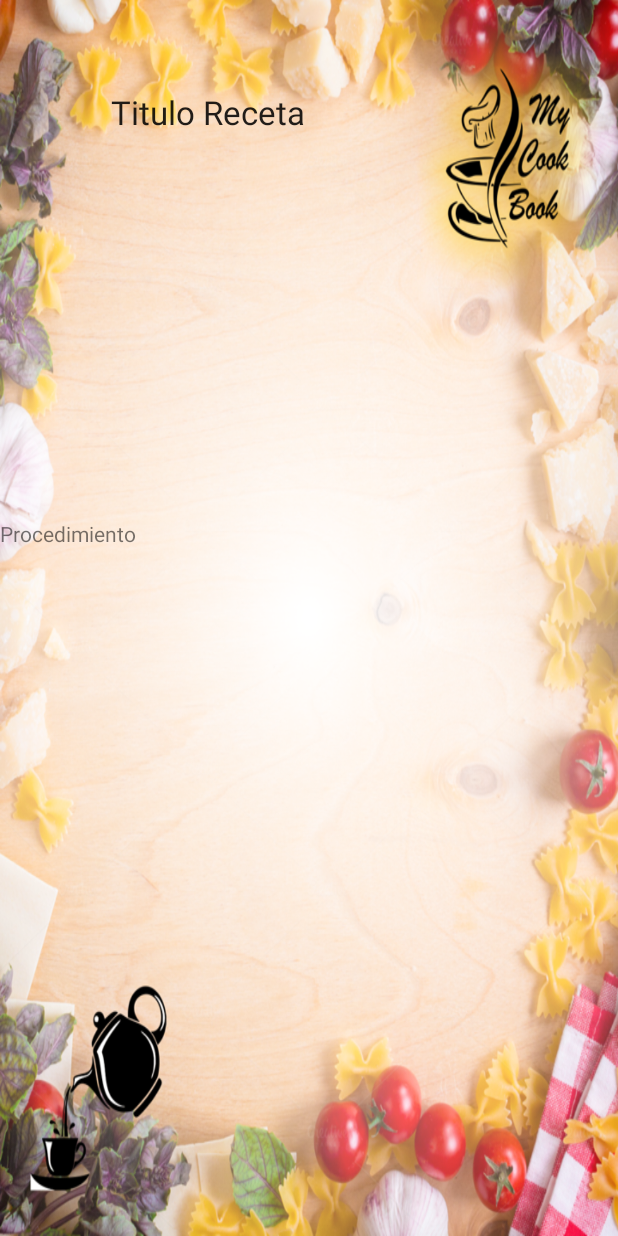
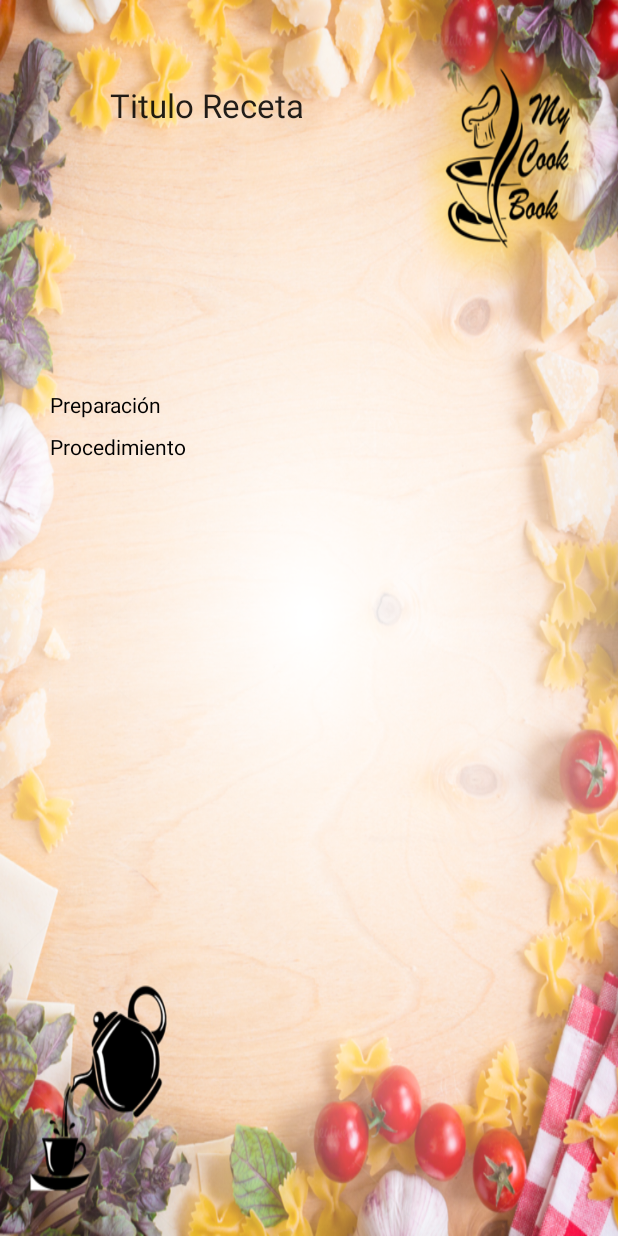
Before and after one commit to nicolegarcia/ProyectV1, an Android app: the layout detalle_receta.xml on its own in the app's theme, with its tools: preview values and no code run, on a phone screen of 412 x 824 dp. Run offline under Robolectric (Android 15) with nearby library versions, the phone set to English and light mode, and no system bars.

```diff
--- a/app/src/main/AndroidManifest.xml
+++ b/app/src/main/AndroidManifest.xml
@@ -51,12 +51,12 @@
         </activity>
 
         <activity
-            android:name=".RecetasActivity"
+            android:name=".Recetas.RecetasActivity"
             android:label="Recetas">
         </activity>
 
         <activity
-            android:name=".DetalleReceta"
+            android:name=".DetalleReceta.DetalleRecetaActivity"
             android:label="Detalles">
         </activity>
 
--- a/app/src/main/java/com/example/nicole/proyectv1/DespensaActivity.java
+++ b/app/src/main/java/com/example/nicole/proyectv1/DespensaActivity.java
@@ -31,8 +31,6 @@ public class DespensaActivity extends Activity {
 
     private void irAddIngrediente(){
 
-
-
         Button agregar = (Button) findViewById(R.id.btnAdd);
         final EditText text = (EditText) findViewById(R.id.addIngText);
         agregar.setOnClickListener(new View.OnClickListener() {
@@ -46,7 +44,7 @@ public class DespensaActivity extends Activity {
     }
     private  void mostrarIngredientes(){
 
-        lv = (ListView) findViewById(R.id.listView1);
+        lv = (ListView) findViewById(R.id.listReceta);
 
         modelItems = new Ingrediente[ingredientes.size()];
         for (int i=0; i<ingredientes.size(); i++) {
--- a/app/src/main/java/com/example/nicole/proyectv1/HomeActivity.java
+++ b/app/src/main/java/com/example/nicole/proyectv1/HomeActivity.java
@@ -7,7 +7,7 @@ import android.view.View;
 import android.widget.Button;
 import android.widget.TextView;
 
-import com.facebook.Profile;
+import com.example.nicole.proyectv1.Recetas.RecetasActivity;
 
 /**
  * Created by SG on 05-01-2016.
--- a/app/src/main/java/com/example/nicole/proyectv1/MainActivity.java
+++ b/app/src/main/java/com/example/nicole/proyectv1/MainActivity.java
@@ -40,7 +40,8 @@ public class MainActivity extends AppCompatActivity {
         loginButton.registerCallback(callbackManager, new FacebookCallback<LoginResult>() {
             @Override
             public void onSuccess(LoginResult loginResult) {
-                startActivity(new Intent(MainActivity.this, HomeActivity.class));
+                Intent intent = new Intent(MainActivity.this, HomeActivity.class);
+                startActivity(intent);
                 System.out.print("Logged in");
             }
 
--- a/app/src/main/res/layout/despensa.xml
+++ b/app/src/main/res/layout/despensa.xml
@@ -18,7 +18,7 @@
         android:id="@+id/relativeLayout2">
 
         <ListView
-            android:id="@+id/listView1"
+            android:id="@+id/listReceta"
             android:layout_width="match_parent"
             android:layout_height="239dp"
             android:layout_above="@+id/btnAdd"
--- a/app/src/main/res/layout/detalle_receta.xml
+++ b/app/src/main/res/layout/detalle_receta.xml
@@ -4,45 +4,59 @@
     android:background="@drawable/fondodespensa">
 
     <TextView
-        android:layout_width="wrap_content"
+        android:layout_width="160dp"
         android:layout_height="wrap_content"
         android:textAppearance="?android:attr/textAppearanceLarge"
         android:text="Titulo Receta"
         android:id="@+id/txtTitle"
-        android:layout_marginTop="60dp"
-        android:layout_marginLeft="74dp"
-        android:layout_marginStart="74dp"
+        android:layout_marginTop="55dp"
+        android:layout_marginLeft="40dp"
+        android:layout_marginStart="40dp"
         android:layout_alignParentTop="true"
+        android:layout_alignLeft="@+id/lstIngredients"
+        android:layout_alignStart="@+id/lstIngredients" />
+
+    <ImageView
+        android:layout_width="150dp"
+        android:layout_height="150dp"
+        android:id="@+id/imageView2"
+        android:layout_alignTop="@+id/lstIngredients"
+        android:layout_toRightOf="@+id/lstIngredients"
+        android:layout_toEndOf="@+id/lstIngredients" />
+
+    <ListView
+        android:layout_width="100dp"
+        android:layout_height="150dp"
+        android:id="@+id/lstIngredients"
+        android:layout_marginLeft="33dp"
+        android:scrollbars="vertical"
+        android:clickable="false"
+        android:layout_marginStart="33dp"
+        android:layout_marginTop="25dp"
+        android:layout_below="@+id/txtTitle"
         android:layout_alignParentLeft="true"
         android:layout_alignParentStart="true" />
 
-    <ImageView
-        android:layout_width="300px"
-        android:layout_height="300px"
-        android:id="@+id/imageView2"
-        android:layout_marginTop="31dp"
-        android:layout_below="@+id/txtTitle"
-        android:layout_toRightOf="@+id/txtTitle"
-        android:layout_toEndOf="@+id/txtTitle" />
-
-    <ListView
-        android:layout_width="300px"
-        android:layout_height="300px"
-        android:id="@+id/lstIngredients"
-        android:layout_alignTop="@+id/imageView2"
-        android:layout_alignRight="@+id/txtTitle"
-        android:layout_alignEnd="@+id/txtTitle"
-        android:layout_marginRight="15dp"
-        android:layout_marginEnd="15dp" />
+    <TextView
+        android:layout_width="250dp"
+        android:layout_height="90dp"
+        android:text="Procedimiento"
+        android:id="@+id/txtProc"
+        android:textColor="#000000"
+        android:scrollbars="vertical"
+        android:layout_below="@+id/imageView2"
+        android:layout_alignLeft="@+id/lstIngredients"
+        android:layout_alignStart="@+id/lstIngredients"
+        android:layout_marginTop="28dp" />
 
     <TextView
-        android:layout_width="300dp"
-        android:layout_height="150dp"
-        android:text="Procedimiento"
-        android:id="@+id/txtProc"
+        android:layout_width="wrap_content"
+        android:layout_height="wrap_content"
+        android:text="Preparación"
+        android:id="@+id/textView6"
+        android:textColor="#000000"
         android:layout_below="@+id/lstIngredients"
-        android:layout_alignLeft="@+id/lstIngredients"
-        android:layout_alignStart="@+id/lstIngredients"
-        android:layout_marginTop="25dp" />
+        android:layout_alignLeft="@+id/txtProc"
+        android:layout_alignStart="@+id/txtProc" />
 
 </RelativeLayout>
--- a/app/src/main/res/layout/recetas.xml
+++ b/app/src/main/res/layout/recetas.xml
@@ -7,7 +7,6 @@
         android:orientation="vertical"
         android:layout_width="250dp"
         android:layout_height="match_parent"
-        android:layout_marginTop="60dp"
         android:weightSum="1"
         android:layout_centerHorizontal="true"
         android:id="@+id/relativeLayout">
@@ -15,7 +14,7 @@
     </RelativeLayout>
 
     <ListView
-        android:id="@+id/listView1"
+        android:id="@+id/listReceta"
         android:layout_width="match_parent"
         android:layout_height="239dp"
         android:layout_centerVertical="true"
```
Also changed, not shown: app/src/main/java/com/example/nicole/proyectv1/DetalleReceta.java (deleted, +0 -54 lines), app/src/main/java/com/example/nicole/proyectv1/DetalleReceta/DetalleRecetaActivity.java (added, +79 -0 lines), app/src/main/java/com/example/nicole/proyectv1/DetalleReceta/IngredientAdapter.java (renamed from app/src/main/java/com/example/nicole/proyectv1/IngredientAdapter.java, +9 -8 lines), app/src/main/java/com/example/nicole/proyectv1/Recetas/ParseJsonReceta.java (added, +67 -0 lines), app/src/main/java/com/example/nicole/proyectv1/Recetas/Receta.java (+37 -20 lines), app/src/main/java/com/example/nicole/proyectv1/Recetas/RecetasActivity.java (added, +62 -0 lines), app/src/main/java/com/example/nicole/proyectv1/Recetas/RecetasAdapter.java (+12 -9 lines), app/src/main/java/com/example/nicole/proyectv1/RecetasActivity.java (deleted, +0 -58 lines), app/src/main/res/layout/row_ing_detalle_receta.xml (added, +13 -0 lines), app/src/main/res/layout/row_recetas.xml (+7 -4 lines), app/src/main/res/raw/recetas.json (added, +121 -0 lines), 1 other file.
